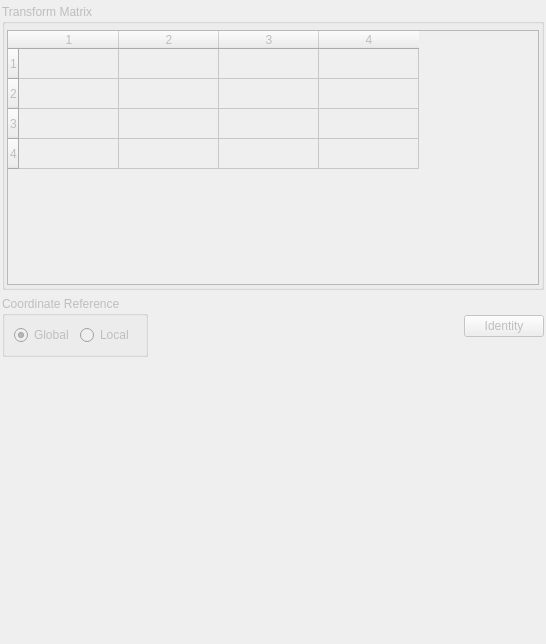
Before: the Qt Designer form Base/GUIQT/Resources/UI/qSlicerModuleTransform.ui in jcfr/Slicer3, drawn with Qt 5.
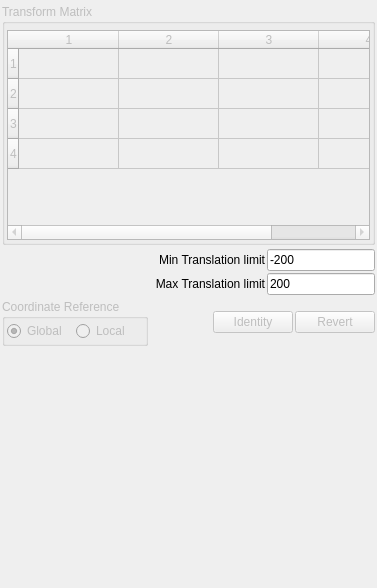
After: the same form once the commit is applied. Custom widgets are drawn as their Qt base class.

What changed in the file:
```diff
--- a/Base/GUIQT/Resources/UI/qSlicerModuleTransform.ui
+++ b/Base/GUIQT/Resources/UI/qSlicerModuleTransform.ui
@@ -6,8 +6,8 @@
    <rect>
     <x>0</x>
     <y>0</y>
-    <width>546</width>
-    <height>644</height>
+    <width>377</width>
+    <height>588</height>
    </rect>
   </property>
   <property name="sizePolicy">
@@ -20,12 +20,6 @@
    <string>Transform Module</string>
   </property>
   <layout class="QVBoxLayout" name="verticalLayout">
-   <property name="spacing">
-    <number>2</number>
-   </property>
-   <property name="margin">
-    <number>2</number>
-   </property>
    <item>
     <widget class="qMRMLNodeSelector" name="TransformNodeSelector">
      <property name="NodeType">
@@ -41,7 +35,7 @@
      <property name="title">
       <string>Transform Matrix</string>
      </property>
-     <layout class="QHBoxLayout" name="horizontalLayout_3">
+     <layout class="QVBoxLayout" name="verticalLayout_2">
       <property name="spacing">
        <number>2</number>
       </property>
@@ -155,6 +149,79 @@
    <item>
     <widget class="qMRMLTransformSliders" name="TranslationSliders"/>
    </item>
+   <item>
+    <layout class="QHBoxLayout" name="horizontalLayout_4">
+     <item>
+      <spacer name="horizontalSpacer_2">
+       <property name="orientation">
+        <enum>Qt::Horizontal</enum>
+       </property>
+       <property name="sizeHint" stdset="0">
+        <size>
+         <width>40</width>
+         <height>20</height>
+        </size>
+       </property>
+      </spacer>
+     </item>
+     <item>
+      <layout class="QGridLayout" name="gridLayout">
+       <item row="0" column="0">
+        <widget class="QLabel" name="MinTranslationInputLabel">
+         <property name="sizePolicy">
+          <sizepolicy hsizetype="Expanding" vsizetype="Preferred">
+           <horstretch>0</horstretch>
+           <verstretch>0</verstretch>
+          </sizepolicy>
+         </property>
+         <property name="text">
+          <string>Min Translation limit</string>
+         </property>
+         <property name="alignment">
+          <set>Qt::AlignRight|Qt::AlignTrailing|Qt::AlignVCenter</set>
+         </property>
+        </widget>
+       </item>
+       <item row="0" column="1">
+        <widget class="qCTKNumericInput" name="MinTranslationLimitInput">
+         <property name="text">
+          <string>-200</string>
+         </property>
+         <property name="Value">
+          <double>-200.000000000000000</double>
+         </property>
+        </widget>
+       </item>
+       <item row="1" column="0">
+        <widget class="QLabel" name="MaxTranslationInputLabel">
+         <property name="sizePolicy">
+          <sizepolicy hsizetype="Expanding" vsizetype="Preferred">
+           <horstretch>0</horstretch>
+           <verstretch>0</verstretch>
+          </sizepolicy>
+         </property>
+         <property name="text">
+          <string>Max Translation limit</string>
+         </property>
+         <property name="alignment">
+          <set>Qt::AlignRight|Qt::AlignTrailing|Qt::AlignVCenter</set>
+         </property>
+        </widget>
+       </item>
+       <item row="1" column="1">
+        <widget class="qCTKNumericInput" name="MaxTranslationLimitInput_2">
+         <property name="text">
+          <string>200</string>
+         </property>
+         <property name="Value">
+          <double>200.000000000000000</double>
+         </property>
+        </widget>
+       </item>
+      </layout>
+     </item>
+    </layout>
+   </item>
    <item>
     <widget class="qMRMLTransformSliders" name="RotationSliders">
      <property name="Title">
@@ -166,7 +233,10 @@
     </widget>
    </item>
    <item>
-    <layout class="QHBoxLayout" name="horizontalLayout_2">
+    <layout class="QHBoxLayout" name="Layout">
+     <property name="spacing">
+      <number>2</number>
+     </property>
      <item>
       <widget class="QGroupBox" name="CoordinateReferenceGroupBox">
        <property name="enabled">
@@ -219,6 +289,16 @@
        </property>
       </widget>
      </item>
+     <item>
+      <widget class="QPushButton" name="InvertPushButton">
+       <property name="enabled">
+        <bool>false</bool>
+       </property>
+       <property name="text">
+        <string>Revert</string>
+       </property>
+      </widget>
+     </item>
     </layout>
    </item>
    <item>
@@ -229,13 +309,14 @@
      <property name="sizeHint" stdset="0">
       <size>
        <width>20</width>
-       <height>207</height>
+       <height>0</height>
       </size>
      </property>
     </spacer>
    </item>
   </layout>
  </widget>
+ <layoutdefault spacing="2" margin="2"/>
  <customwidgets>
   <customwidget>
    <class>qCTKCollapsibleGroupBox</class>
@@ -243,6 +324,11 @@
    <header>qCTKCollapsibleGroupBox.h</header>
    <container>1</container>
   </customwidget>
+  <customwidget>
+   <class>qCTKNumericInput</class>
+   <extends>QLineEdit</extends>
+   <header>qCTKNumericInput.h</header>
+  </customwidget>
   <customwidget>
    <class>qMRMLMatrixWidget</class>
    <extends>QTableWidget</extends>
```
Left out of the diff: 2 changed lines with no effect on the pictures.
